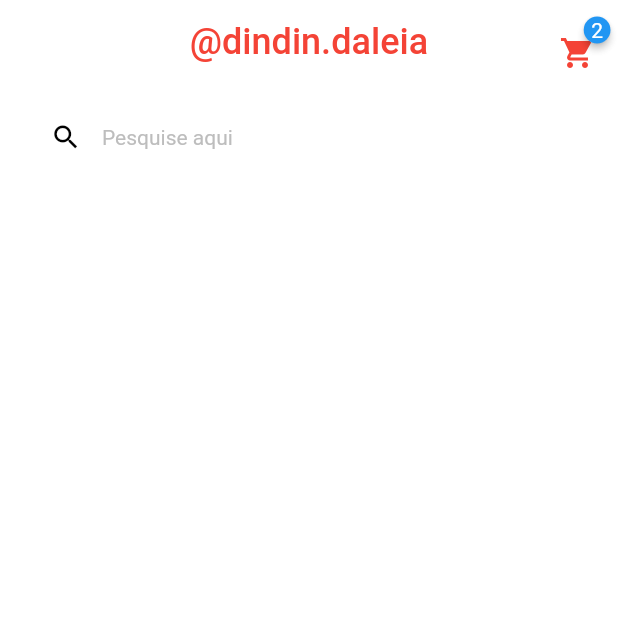
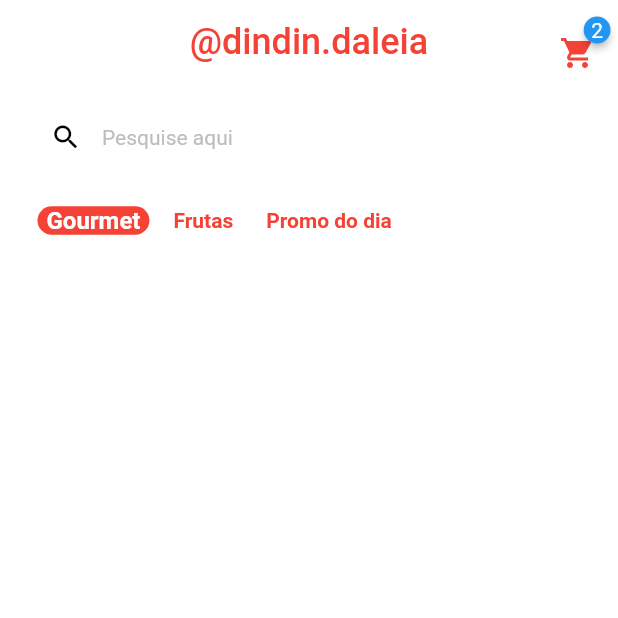
Before and after one commit to rafaelsrabelo/greengrocer, a Flutter app: the HomeTab screen opened directly, on a phone screen of 412 x 824 dp, the top half of it. Run offline on Flutter 3.47's test engine with Material 2 defaults, Android fonts, the phone set to English and light mode, and no system bars; drawn by our look-alikes of badges; our stand-ins replace mask_text_input_formatter.

```diff
--- a/lib/src/pages/home_tab.dart
+++ b/lib/src/pages/home_tab.dart
@@ -1,8 +1,22 @@
 import 'package:flutter/material.dart';
 import 'package:badges/badges.dart' as badges;
+import 'package:greengrocer/src/widgets/category_tile.dart';
 
-class HomeTab extends StatelessWidget {
-  const HomeTab({super.key});
+class HomeTab extends StatefulWidget {
+  HomeTab({super.key});
+
+  @override
+  State<HomeTab> createState() => _HomeTabState();
+}
+
+class _HomeTabState extends State<HomeTab> {
+  List<String> categories = [
+    'Gourmet',
+    'Frutas',
+    'Promo do dia'
+  ];
+
+  String selectedCategory = 'Gourmet';
 
   @override
   Widget build(BuildContext context) {
@@ -69,6 +83,25 @@ class HomeTab extends StatelessWidget {
                   )
               ),
             ),
+          ),
+          Container(
+            padding: const EdgeInsets.only(left: 25),
+            height: 40,
+            child: ListView.separated(
+              scrollDirection: Axis.horizontal,
+              itemBuilder: (_, index) {
+                return CategoryTile(
+                  onPresed: () {
+                    setState(() {
+                      selectedCategory = categories[index];
+                    });
+                  },
+                  category: categories[index],
+                  isSelected: categories[index] == selectedCategory,
+                );
+              },
+              separatorBuilder: (_, index) => const SizedBox(width: 10),
+              itemCount: categories.length),
           )
         ],
       ),
--- /dev/null
+++ b/lib/src/widgets/category_tile.dart
@@ -0,0 +1,33 @@
+import 'package:flutter/material.dart';
+
+class CategoryTile extends StatelessWidget {
+  const CategoryTile({super.key, required this.category, required this.isSelected, required this.onPresed});
+
+  final String category;
+  final bool isSelected;
+  final VoidCallback onPresed;
+
+  @override
+  Widget build(BuildContext context) {
+    return GestureDetector(
+      onTap: onPresed,
+      child: Align(
+        alignment: Alignment.center,
+        child: Container(
+          padding: EdgeInsets.symmetric(horizontal: 6),
+          decoration: BoxDecoration(
+            borderRadius: BorderRadius.circular(10),
+            color: isSelected ? Colors.red : Colors.transparent
+          ),
+          child: Text(
+            category,
+            style: TextStyle(
+            color: isSelected ? Colors.white : Colors.red,
+            fontWeight: FontWeight.bold,
+            fontSize: isSelected ? 16 : 14
+          ),),
+        ),
+      ),
+    );
+  }
+}
```
